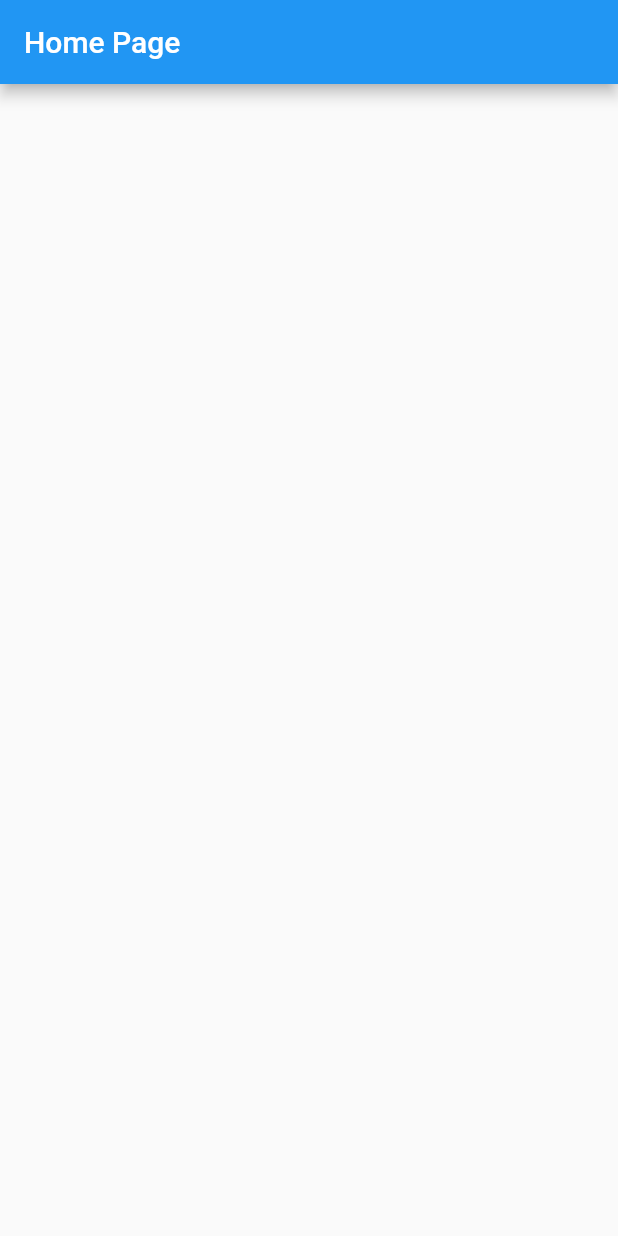
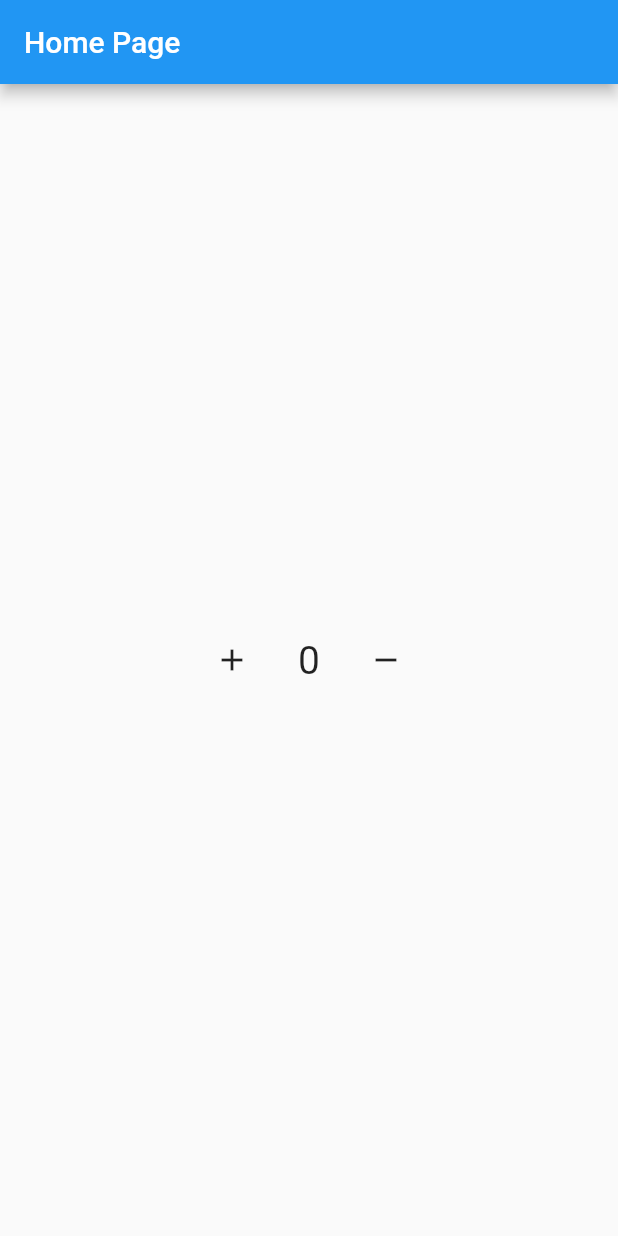
Before and after one commit to AbdelrahmanFouad1/GetX, a Flutter app: the screen it shows after launch, on a phone screen of 412 x 824 dp. Run offline on Flutter 3.47's test engine with Material 2 defaults, Android fonts, the phone set to English and light mode, and no system bars; our stand-ins replace get.

Commit message:
State Management

```diff
--- /dev/null
+++ b/lib/controller/home_contriller.dart
@@ -0,0 +1,13 @@
+import 'package:get/get.dart';
+
+class HomeController extends GetxController {
+  RxInt counter = 0.obs;
+
+  void increment() {
+    counter++;
+  }
+
+  void decrement() {
+    counter--;
+  }
+}
--- a/lib/main.dart
+++ b/lib/main.dart
@@ -18,9 +18,9 @@ class MyApp extends StatelessWidget {
       theme: ThemeData(
         primarySwatch: Colors.blue,
       ),
-      home: const HomePage(),
+      home:  HomePage(),
       getPages: [
-        GetPage(name: '/', page: () => const HomePage()),
+        GetPage(name: '/', page: () =>  HomePage()),
       ],
     );
   }
--- a/lib/view/home.dart
+++ b/lib/view/home.dart
@@ -1,8 +1,11 @@
 import 'package:flutter/material.dart';
-
+import 'package:get/get.dart';
+import 'package:get_x/controller/home_contriller.dart';
 
 class HomePage extends StatelessWidget {
-  const HomePage({Key? key}) : super(key: key);
+   HomePage({Key? key}) : super(key: key);
+
+ final controller =  Get.put(HomeController());
 
   @override
   Widget build(BuildContext context) {
@@ -10,7 +13,42 @@ class HomePage extends StatelessWidget {
       appBar: AppBar(
         title: const Text('Home Page'),
       ),
-      body: null,
+      body: Padding(
+        padding: const EdgeInsets.all(20.0),
+        child: Column(
+          mainAxisAlignment: MainAxisAlignment.center,
+          children: [
+            Obx( () => Row(
+                  mainAxisAlignment: MainAxisAlignment.center,
+                  children: [
+                    IconButton(
+                      onPressed: () {
+                        controller.increment();
+                      },
+                      icon: const Icon(Icons.add),
+                    ),
+                    const SizedBox(width: 20),
+                     Text(
+                      '${controller.counter.value}',
+                      style:  const TextStyle(fontSize: 26.0),
+                    ),
+                    const SizedBox(width: 20),
+                    IconButton(
+                      onPressed: () {
+                        controller.decrement();
+                      },
+                      icon: const Icon(Icons.remove),
+                    ),
+                  ],
+                ),
+            ),
+          ],
+        ),
+      ),
     );
   }
 }
+
+// getBuilder update to rebuild
+// getX Stream
+// obx Stream user multi Controller in one page by injecting
```
